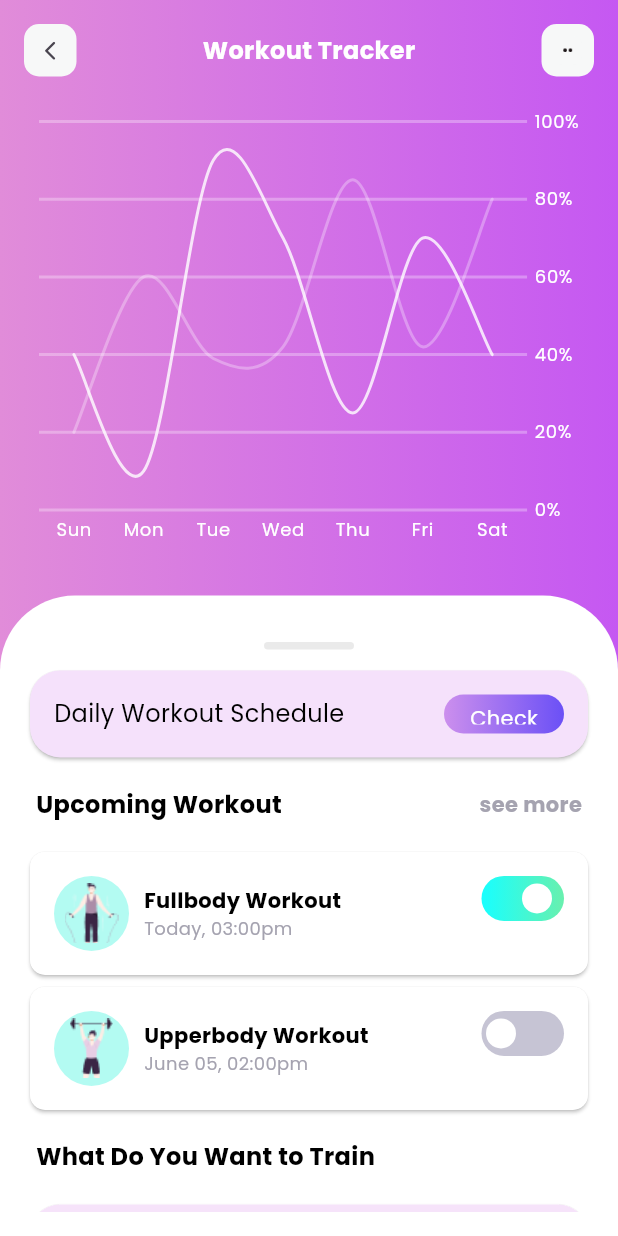
After one commit to Kani-3004/fitness-mobile-app, a Flutter app: the WorkoutTrackerPage screen opened directly, on a phone screen of 412 x 824 dp. The commit adds this screen. Run offline on Flutter 3.47's test engine with Material 3 defaults, Android fonts, the phone set to English and light mode, and no system bars; our stand-ins replace carousel_slider, google_fonts, syncfusion_flutter_charts; missing offline and left inert: another_stepper.

Commit message:
workout tracker page added

```diff
--- a/lib/screens/activity_tracker_page.dart
+++ b/lib/screens/activity_tracker_page.dart
@@ -127,7 +127,11 @@ class _ActivityTrackerPageState extends State<ActivityTrackerPage> {
                             Text(
                               selectedValue,
                               style:
-                                  TextStyle(color: Colors.white, fontSize: 14),
+                                  TextStyle(
+                                    color: Colors.white,
+                                    fontSize: 14,
+                                    fontWeight: FontWeight.bold
+                                  ),
                             ),
                             Icon(Icons.keyboard_arrow_down,
                                 color: Colors.white),
--- /dev/null
+++ b/lib/screens/bottomsheet_workout_page.dart
@@ -0,0 +1,129 @@
+import 'package:fitness_mobile_app/widgets/checkcard_workout_page.dart';
+import 'package:fitness_mobile_app/widgets/train_card_workout_page.dart';
+import 'package:fitness_mobile_app/widgets/upcoming_card_workout_page.dart';
+import 'package:flutter/material.dart';
+
+class BottomsheetWorkoutPage extends StatefulWidget {
+  const BottomsheetWorkoutPage({super.key});
+
+  @override
+  State<BottomsheetWorkoutPage> createState() => _BottomsheetWorkoutPageState();
+}
+
+class _BottomsheetWorkoutPageState extends State<BottomsheetWorkoutPage> {
+  @override
+  Widget build(BuildContext context) {
+    return Expanded(
+      child: Container(
+        decoration: BoxDecoration(
+            color: Colors.white,
+            shape: BoxShape.rectangle,
+            borderRadius: BorderRadius.vertical(top: Radius.circular(50))),
+        child: Padding(
+          padding: const EdgeInsets.all(16.0),
+          child: Column(
+            mainAxisAlignment: MainAxisAlignment.start,
+            crossAxisAlignment: CrossAxisAlignment.center,
+            children: [
+              SizedBox(
+                height: 15,
+              ),
+              Center(
+                child: Container(
+                  height: 5,
+                  width: 60,
+                  decoration: BoxDecoration(
+                      color: Color(0xffEaEaEa),
+                      shape: BoxShape.rectangle,
+                      borderRadius: BorderRadius.all(Radius.circular(8))),
+                ),
+              ),
+              SizedBox(
+                height: 10,
+              ),
+              Expanded(
+                child: SingleChildScrollView(
+                  child: Column(
+                    children: [
+                      CheckcardWorkoutPage(),
+                      Padding(
+                        padding: const EdgeInsets.symmetric(vertical: 16.0, horizontal: 8.0),
+                        child: Row(
+                          mainAxisAlignment: MainAxisAlignment.spaceBetween,
+                          children: [
+                            Text(
+                              'Upcoming Workout',
+                              style: TextStyle(
+                                color: Colors.black,
+                                fontSize: 16,
+                                fontWeight: FontWeight.bold
+                              ),
+                            ),
+                            Text(
+                              'see more',
+                              style: TextStyle(
+                                color: Color(0xffa5a3b0),
+                                fontSize: 14,
+                                fontWeight: FontWeight.bold
+                              ),
+                            )
+                          ],
+                        ),
+                      ),
+                      UpcomingCardWorkoutPage(
+                        imagePath: 'assets/images/skipping_boy.png',
+                        message: 'Fullbody Workout',
+                        time: 'Today, 03:00pm',
+                        switchValue: true
+                      ),
+                      UpcomingCardWorkoutPage(
+                        imagePath: 'assets/images/bigdumble_boy.png',
+                        message: 'Upperbody Workout',
+                        time: 'June 05, 02:00pm',
+                        switchValue: false
+                      ),
+                      Padding(
+                        padding: const EdgeInsets.symmetric(horizontal: 8.0, vertical: 16.0),
+                        child: Row(
+                          mainAxisAlignment: MainAxisAlignment.start,
+                          children: [
+                            Text(
+                              'What Do You Want to Train',
+                              style: TextStyle(
+                                color: Colors.black,
+                                fontSize: 16,
+                                fontWeight: FontWeight.bold
+                              ),
+                            ),
+                          ],
+                        ),
+                      ),
+                      TrainCardWorkoutPage(
+                        title: 'Fullbody Workout',
+                        exercisesNo: '11',
+                        time: '32',
+                        imagePath: 'assets/images/upperbody.png'
+                      ),
+                      TrainCardWorkoutPage(
+                        title: 'Lowerbody Workout',
+                        exercisesNo: '12',
+                        time: '40',
+                        imagePath: 'assets/images/lowebody-workout 1.png'
+                      ),
+                      TrainCardWorkoutPage(
+                        title: 'AB Workout',
+                        exercisesNo: '14',
+                        time: '20',
+                        imagePath: 'assets/images/Ab-Workout 1.png'
+                      ),
+                    ],
+                  ),
+                ),
+              ),
+            ],
+          ),
+        ),
+      ),
+    );
+  }
+}
--- /dev/null
+++ b/lib/screens/workout_chart_page.dart
@@ -0,0 +1,175 @@
+import 'package:flutter/material.dart';
+import 'package:syncfusion_flutter_charts/charts.dart';
+
+class WorkoutChartPage extends StatefulWidget {
+  const WorkoutChartPage({super.key});
+
+  @override
+  State<WorkoutChartPage> createState() => _WorkoutChartPageState();
+}
+
+class _WorkoutChartPageState extends State<WorkoutChartPage> {
+  late List<PatientData> _chartData;
+  late TooltipBehavior _tooltipBehavior;
+
+  @override
+  void initState() {
+    _chartData = getChartData();
+    _tooltipBehavior = TooltipBehavior(
+      enable: true,
+      color: Colors.transparent,
+      canShowMarker: false,
+      builder: (dynamic data, dynamic point, dynamic series, int pointIndex,
+          int seriesIndex) {
+        if (seriesIndex == 0) {
+          return _customTooltip(data.days, data.value, "Upperbody Workout");
+        } else {
+          return _customTooltip(data.days, data.dayv, "Lowerbody Workout");
+        }
+      },
+    );
+    super.initState();
+  }
+
+  @override
+  Widget build(BuildContext context) {
+    return SfCartesianChart(
+      tooltipBehavior: _tooltipBehavior,
+      plotAreaBorderWidth: 0,
+      series: [
+        SplineSeries<PatientData, String>(
+          dataSource: _chartData,
+          enableTooltip: true,
+          xValueMapper: (PatientData data, _) => data.days,
+          yValueMapper: (PatientData data, _) => data.value,
+          width: 2,
+          color: Colors.white,
+          opacity: 0.8,
+        ),
+        SplineSeries<PatientData, String>(
+          dataSource: _chartData,
+          enableTooltip: true,
+          xValueMapper: (PatientData data, _) => data.days,
+          yValueMapper: (PatientData data, _) => data.dayv,
+          width: 2,
+          color: Colors.white,
+          opacity: 0.3,
+        ),
+      ],
+      primaryXAxis: CategoryAxis(
+        labelStyle: TextStyle(color: Colors.white, fontSize: 12),
+        axisLine: AxisLine(width: 0),
+        majorGridLines: MajorGridLines(width: 0),
+        majorTickLines: MajorTickLines(size: 0),
+      ),
+      primaryYAxis: NumericAxis(
+        labelFormat: '{value}%',
+        labelStyle: TextStyle(color: Colors.white, fontSize: 12),
+        axisLine: AxisLine(width: 0),
+        minimum: 0,
+        maximum: 100,
+        interval: 20,
+        majorGridLines: MajorGridLines(
+          color: Colors.white.withValues(alpha: 0.3),
+          width: 2,
+        ),
+        majorTickLines: MajorTickLines(size: 0),
+        opposedPosition: true,
+      ),
+    );
+  }
+
+  Widget _customTooltip(String days, double value, String workoutType) {
+    return Container(
+      height: 70,
+      width: 150,
+      decoration: BoxDecoration(
+        color: Colors.white,
+        borderRadius: BorderRadius.circular(12),
+      ),
+      child: Padding(
+        padding: const EdgeInsets.all(8.0),
+        child: Column(
+          mainAxisSize: MainAxisSize.min,
+          crossAxisAlignment: CrossAxisAlignment.start,
+          children: [
+            Row(
+              mainAxisAlignment: MainAxisAlignment.spaceBetween,
+              children: [
+                Text(
+                  "$days, 28 May",
+                  style: TextStyle(fontSize: 12, color: Color(0xffa5a3b0)),
+                ),
+                Row(
+                  children: [
+                    Text(
+                      "${value.toInt()}%",
+                      style: TextStyle(
+                        fontSize: 12,
+                        fontWeight: FontWeight.bold,
+                        color: Color(0xff42d742),
+                      ),
+                    ),
+                    SizedBox(width: 4),
+                    Icon(Icons.arrow_upward,
+                        size: 12, color: Color(0xff42d742)),
+                  ],
+                ),
+              ],
+            ),
+            SizedBox(height: 4),
+            Text(
+              workoutType,
+              style: TextStyle(
+                color: Color(0xffa5a3b0),
+                fontSize: 14,
+                fontWeight: FontWeight.w500,
+              ),
+            ),
+            SizedBox(height: 6),
+            Container(
+              width: 150,
+              height: 7,
+              decoration: BoxDecoration(
+                color: Color(0xfff7f8f8),
+                borderRadius: BorderRadius.circular(4),
+              ),
+              child: Align(
+                alignment: Alignment.centerLeft,
+                child: Container(
+                  width: (value / 100) * 150,
+                  height: 7,
+                  decoration: BoxDecoration(
+                    gradient: LinearGradient(
+                      colors: [Color(0xff6b50f6), Color(0xffc58bf2)],
+                    ),
+                    borderRadius: BorderRadius.circular(4),
+                  ),
+                ),
+              ),
+            ),
+          ],
+        ),
+      ),
+    );
+  }
+}
+
+List<PatientData> getChartData() {
+  return [
+    PatientData('Sun', 40, 20),
+    PatientData('Mon', 10, 60),
+    PatientData('Tue', 90, 39),
+    PatientData('Wed', 70, 42),
+    PatientData('Thu', 25, 85),
+    PatientData('Fri', 70, 42),
+    PatientData('Sat', 40, 80),
+  ];
+}
+
+class PatientData {
+  PatientData(this.days, this.value, this.dayv);
+  final String days;
+  final double value;
+  final double dayv;
+}
--- /dev/null
+++ b/lib/screens/workout_tracker_page.dart
@@ -0,0 +1,100 @@
+import 'package:fitness_mobile_app/screens/bottomsheet_workout_page.dart';
+import 'package:fitness_mobile_app/screens/workout_chart_page.dart';
+import 'package:flutter/material.dart';
+
+class WorkoutTrackerPage extends StatefulWidget {
+  const WorkoutTrackerPage({super.key});
+
+  @override
+  State<WorkoutTrackerPage> createState() => _WorkoutTrackerPageState();
+}
+
+class _WorkoutTrackerPageState extends State<WorkoutTrackerPage> {
+  @override
+  Widget build(BuildContext context) {
+    final double screenHeight = MediaQuery.of(context).size.height;
+    final double screenWidth = MediaQuery.of(context).size.width;
+
+    return SafeArea(
+        child: Scaffold(
+      body: Container(
+        height: screenHeight,
+        width: screenWidth,
+        decoration: BoxDecoration(
+            gradient: LinearGradient(
+          colors: [
+            Color(0xffE18CD9),
+            Color(0xffC558F2),
+          ],
+        )),
+        child: Column(
+          children: [
+            Padding(
+              padding:
+                  const EdgeInsets.symmetric(horizontal: 16.0, vertical: 16.0),
+              child: Column(
+                mainAxisAlignment: MainAxisAlignment.start,
+                crossAxisAlignment: CrossAxisAlignment.start,
+                children: [
+                  Row(
+                    mainAxisAlignment: MainAxisAlignment.spaceBetween,
+                    crossAxisAlignment: CrossAxisAlignment.center,
+                    children: [
+                      Container(
+                        height: 35,
+                        width: 35,
+                        decoration: BoxDecoration(
+                            shape: BoxShape.rectangle,
+                            borderRadius: BorderRadius.circular(10),
+                            color: Color(0xffF7F8F8)),
+                        child: IconButton(
+                          onPressed: () {
+                            // Navigator.of(context).pushReplacement(MaterialPageRoute(
+                            //   builder: (context) => HomePageTemplate(),
+                            // ));
+                          },
+                          icon: Icon(
+                            Icons.arrow_back_ios_new_rounded,
+                            size: 15,
+                          ),
+                        ),
+                      ),
+                      Text(
+                        'Workout Tracker',
+                        style: TextStyle(
+                            color: Colors.white,
+                            fontSize: 16,
+                            fontWeight: FontWeight.bold),
+                      ),
+                      Container(
+                          height: 35,
+                          width: 35,
+                          decoration: BoxDecoration(
+                              shape: BoxShape.rectangle,
+                              borderRadius: BorderRadius.circular(10),
+                              color: Color(0xffF7F8F8)),
+                          child: Padding(
+                            padding: const EdgeInsets.all(8.0),
+                            child: Image.asset(
+                              'assets/images/Detail-Navs.png',
+                            ),
+                          )),
+                    ],
+                  ),
+                  SizedBox(
+                    height: 20,
+                  ),
+                  WorkoutChartPage(),
+                  SizedBox(
+                    height: 10,
+                  ),
+                ],
+              ),
+            ),
+            BottomsheetWorkoutPage()
+          ],
+        ),
+      ),
+    ));
+  }
+}
--- /dev/null
+++ b/lib/widgets/checkcard_workout_page.dart
@@ -0,0 +1,65 @@
+import 'package:flutter/material.dart';
+
+class CheckcardWorkoutPage extends StatefulWidget {
+  const CheckcardWorkoutPage({super.key});
+
+  @override
+  State<CheckcardWorkoutPage> createState() => _CheckcardWorkoutPageState();
+}
+
+class _CheckcardWorkoutPageState extends State<CheckcardWorkoutPage> {
+  @override
+  Widget build(BuildContext context) {
+    final double screenHeight = MediaQuery.of(context).size.height;
+    // final double screenWidth = MediaQuery.of(context).size.width;
+    return SizedBox(
+      height: screenHeight * 0.08,
+      child: Card(
+        color: Color(0xffF5E1FB),
+        shape: RoundedRectangleBorder(
+          borderRadius: BorderRadius.circular(20),
+        ),
+        child: Padding(
+          padding: const EdgeInsets.all(16.0),
+          child: Row(
+            mainAxisAlignment: MainAxisAlignment.spaceBetween,
+            children: [
+              Text(
+                'Daily Workout Schedule',
+                style: TextStyle(
+                  color: Colors.black,
+                  fontSize: 16
+                ),
+              ),
+              Container(
+                width: 80,
+                decoration: BoxDecoration(
+                  shape: BoxShape.rectangle,
+                  borderRadius: BorderRadius.circular(20),
+                  gradient: LinearGradient(
+                    colors: [
+                      Color(0xffcc8fed),
+                      Color(0xff6b50f6)
+                    ]
+                  )
+                ),
+                child: Padding(
+                  padding: const EdgeInsets.symmetric(horizontal: 8.0, vertical: 6.0),
+                  child: Center(
+                    child: Text(
+                      'Check',
+                      style: TextStyle(
+                        color: Colors.white,
+                        fontSize: 14
+                      ),
+                    ),
+                  ),
+                ),
+              )
+            ],
+          ),
+        ),
+      ),
+    );
+  }
+}
--- /dev/null
+++ b/lib/widgets/train_card_workout_page.dart
@@ -0,0 +1,98 @@
+import 'package:flutter/material.dart';
+
+class TrainCardWorkoutPage extends StatefulWidget {
+  final String title;
+  final String exercisesNo;
+  final String time;
+  final String imagePath;
+
+  const TrainCardWorkoutPage({
+    super.key,
+    required this.title,
+    required this.exercisesNo,
+    required this.time,
+    required this.imagePath
+  });
+
+  @override
+  State<TrainCardWorkoutPage> createState() => _TrainCardWorkoutPageState();
+}
+
+class _TrainCardWorkoutPageState extends State<TrainCardWorkoutPage> {
+  late String exercisesCount;
+  late String time;
+
+  @override
+  void initState() {
+    super.initState();
+    exercisesCount = widget.exercisesNo; // Initialize from widget data
+    time = widget.time;
+  }
+
+
+  @override
+  Widget build(BuildContext context) {
+    return Card(
+      color: Color(0xffF6E3FA),
+      shape: RoundedRectangleBorder(
+        borderRadius: BorderRadius.circular(20)
+      ),
+      child: Padding(
+        padding: const EdgeInsets.all(16.0),
+        child: Column(
+          mainAxisAlignment: MainAxisAlignment.start,
+          crossAxisAlignment: CrossAxisAlignment.start,
+          children: [
+            Row(
+              mainAxisAlignment: MainAxisAlignment.spaceBetween,
+              children: [
+                Column(
+                  mainAxisAlignment: MainAxisAlignment.spaceEvenly,
+                  crossAxisAlignment: CrossAxisAlignment.start,
+                  children: [
+                    Text(
+                      widget.title,
+                      style: TextStyle(
+                        color: Colors.black,
+                        fontSize: 14,
+                        fontWeight: FontWeight.bold
+                      ),
+                    ),
+                    SizedBox(height: 10,),
+                    Text(
+                      '$exercisesCount Exercises | ${time}mins',
+                      style: TextStyle(
+                        color: Color(0xffb6b4c2),
+                        fontSize: 12,
+                        fontWeight: FontWeight.bold
+                      ),
+                    ),
+                    SizedBox(height: 10,),
+                    ElevatedButton(
+                      onPressed: (){},
+                      child: Text(
+                        'View more',
+                        style: TextStyle(
+                          color: Color.fromARGB(255, 232, 127, 221),
+                          fontSize: 12
+                        ),
+                      )
+                    )
+                  ],
+                ),
+                CircleAvatar(
+                  radius: 50,
+                  backgroundColor: Color(0xffFAEFFE),
+                  child: Image.asset(
+                    widget.imagePath,
+                    height: 120,
+                  ),
+                )
+              ],
+            )
+          ],
+        ),
+      ),
+    );
+  }
+}
--- /dev/null
+++ b/lib/widgets/upcoming_card_workout_page.dart
@@ -0,0 +1,114 @@
+import 'package:flutter/material.dart';
+
+class UpcomingCardWorkoutPage extends StatefulWidget {
+  final String imagePath;
+  final String message;
+  final String time;
+  final bool switchValue;
+
+  const UpcomingCardWorkoutPage(
+      {super.key,
+      required this.imagePath,
+      required this.message,
+      required this.time,
+      required this.switchValue});
+
+  @override
+  State<UpcomingCardWorkoutPage> createState() =>
+      _UpcomingCardWorkoutPageState();
+}
+
+class _UpcomingCardWorkoutPageState extends State<UpcomingCardWorkoutPage> {
+  late bool isSwitched;
+
+  @override
+  void initState() {
+    super.initState();
+    isSwitched = widget.switchValue;
+  }
+
+  @override
+  Widget build(BuildContext context) {
+    return Card(
+      color: Colors.white,
+      shape: RoundedRectangleBorder(borderRadius: BorderRadius.circular(10)),
+      child: Padding(
+        padding: const EdgeInsets.all(16.0),
+        child: Row(
+          mainAxisAlignment: MainAxisAlignment.spaceBetween,
+          crossAxisAlignment: CrossAxisAlignment.start,
+          children: [
+            Row(
+              mainAxisAlignment: MainAxisAlignment.start,
+              children: [
+                CircleAvatar(
+                  radius: 25,
+                  backgroundColor: Color(0xffB3FBF2),
+                  child: Image.asset(widget.imagePath),
+                ),
+                SizedBox(
+                  width: 10,
+                ),
+                Column(
+                  mainAxisAlignment: MainAxisAlignment.spaceBetween,
+                  crossAxisAlignment: CrossAxisAlignment.start,
+                  children: [
+                    Text(
+                      widget.message,
+                      style: TextStyle(
+                          color: Colors.black,
+                          fontSize: 14,
+                          fontWeight: FontWeight.bold),
+                    ),
+                    Text(
+                      widget.time,
+                      style: TextStyle(color: Color(0xffa5a3b0), fontSize: 12),
+                    )
+                  ],
+                ),
+              ],
+            ),
+            GestureDetector(
+              onTap: () {
+                setState(() {
+                  isSwitched = !isSwitched;
+                });
+              },
+              child: AnimatedContainer(
+                duration: Duration(milliseconds: 250),
+                width: 55,
+                height: 30,
+                decoration: BoxDecoration(
+                  borderRadius: BorderRadius.circular(20),
+                  gradient: isSwitched
+                      ? LinearGradient(
+                          colors: [Colors.cyanAccent, Colors.greenAccent])
+                      : LinearGradient(
+                          colors: [Color(0xffc6c4d4), Color(0xffc6c4d4)]),
+                ),
+                child: Stack(
+                  children: [
+                    AnimatedPositioned(
+                      duration: Duration(milliseconds: 250),
+                      curve: Curves.easeInOut,
+                      left: isSwitched ? 27 : 3,
+                      top: 5,
+                      child: Container(
+                        width: 20,
+                        height: 20,
+                        decoration: BoxDecoration(
+                          shape: BoxShape.circle,
+                          color: Colors.white,
+                        ),
+                      ),
+                    ),
+                  ],
+                ),
+              ),
+            )
+          ],
+        ),
+      ),
+    );
+  }
+}
--- a/lib/widgets/user_accountdetails_profile_page.dart
+++ b/lib/widgets/user_accountdetails_profile_page.dart
@@ -1,3 +1,4 @@
+import 'package:fitness_mobile_app/screens/workout_tracker_page.dart';
 import 'package:flutter/material.dart';
 import 'dart:math';
 
@@ -52,8 +53,18 @@ class _UserAccountdetailsProfilePageState
                       "assets/images/icon_achievement.png", "Achievement"),
                   _buildAccountRow(
                       "assets/images/icon_activity.png", "Activity History"),
-                  _buildAccountRow(
-                      "assets/images/icon_workout.png", "Workout Progress"),
+                  GestureDetector(
+                    onTap: () {
+                      Navigator.pushReplacement(
+                        context,
+                        MaterialPageRoute(
+                          builder: (BuildContext context) => WorkoutTrackerPage()
+                        )
+                      );
+                    },
+                    child: _buildAccountRow(
+                        "assets/images/icon_workout.png", "Workout Progress"),
+                  ),
                 ],
               ),
             ),
```
Also changed, not shown: assets/images/Ab-Workout 1.png (added), assets/images/bigdumble_boy.png (added), assets/images/lowebody-workout 1.png (added), assets/images/skipping_boy.png (added), assets/images/upperbody.png (added).
